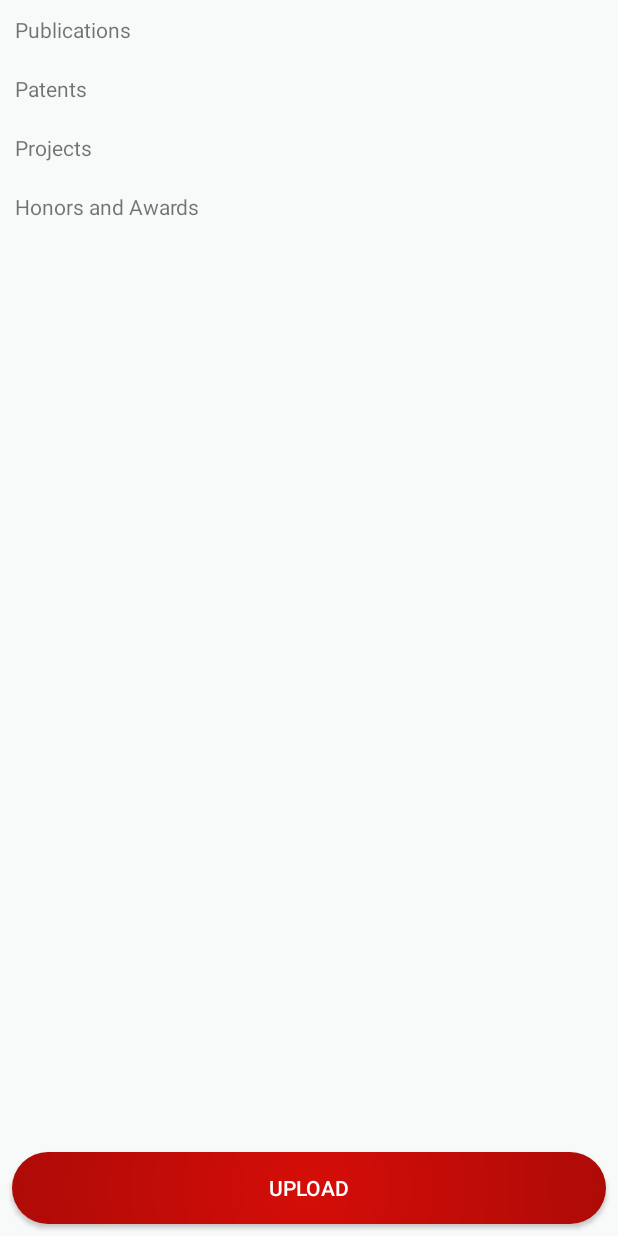
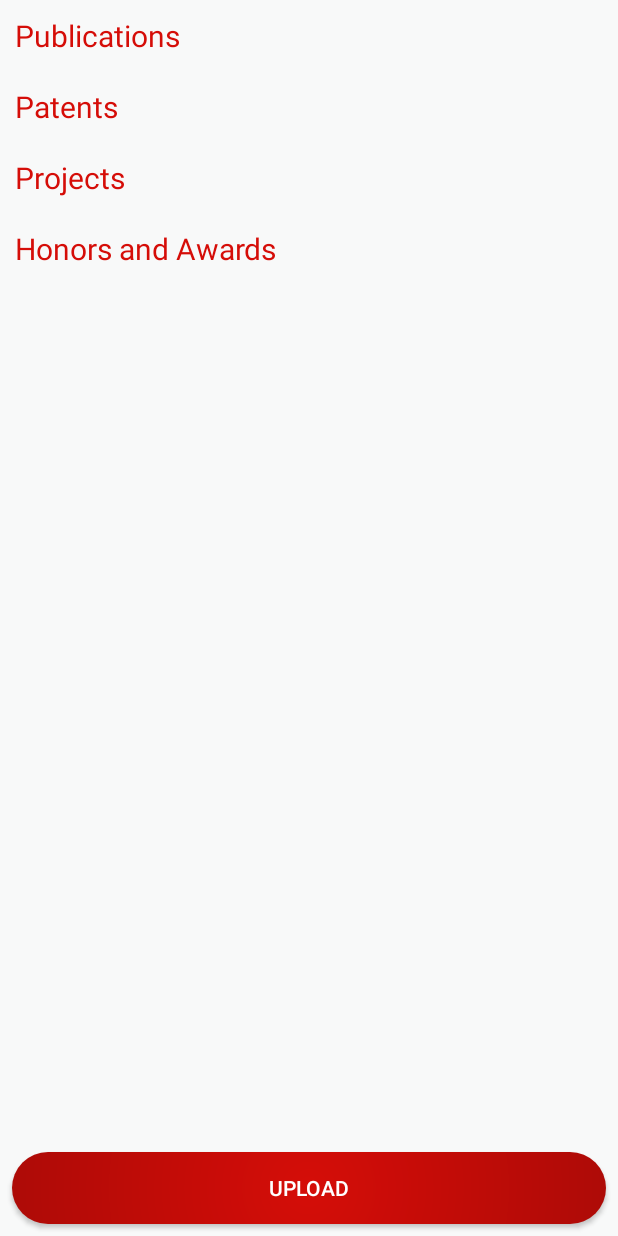
Before and after one commit to rishab247/Teachers-desk, an Android app: the fragment View_fragment shown on its own in the app's theme, on a phone screen of 412 x 824 dp. Run offline under Robolectric (Android 15) with nearby library versions, the phone set to English and light mode, and no system bars; Roboto replaces fonts that are not available here.

Commit message:
Layouts Updated, Verify Request done.

```diff
--- a/app/src/main/java/com/cu/project/APIHelper/Apiget.java
+++ b/app/src/main/java/com/cu/project/APIHelper/Apiget.java
@@ -92,7 +92,6 @@ public class Apiget  extends AsyncTask<String , Void , String[]> {
 
             responses = client.newCall(request).execute();
 
-
             jsonData = responses.body().string();
 
 
--- a/app/src/main/java/com/cu/project/ui/Profiile/profile_fragement.java
+++ b/app/src/main/java/com/cu/project/ui/Profiile/profile_fragement.java
@@ -47,6 +47,7 @@ public class profile_fragement extends Fragment {
         View v;
 
         v =  inflater.inflate(R.layout.fragment_profile_fragement,container,false);
+
 
 
 
--- a/app/src/main/java/com/cu/project/ui/Register/RegisterActivity.java
+++ b/app/src/main/java/com/cu/project/ui/Register/RegisterActivity.java
@@ -168,7 +168,7 @@ public class RegisterActivity extends AppCompatActivity{
                     if (pno.getText().toString().trim().equals("")) {
                         pno.setError("Please enter a Phone number");
                     }
-                    if(pno.getText().toString().trim().length() < 10)
+                    else if(pno.getText().toString().trim().length() < 10)
                     {
                         pno.setError("Phone Number not valid");
                     }
--- a/app/src/main/res/layout/fragment_view_fragment.xml
+++ b/app/src/main/res/layout/fragment_view_fragment.xml
@@ -37,19 +37,32 @@
         android:layout_width="match_parent"
         android:layout_height="wrap_content"
         android:gravity="center_vertical"
+        android:textSize="20sp"
+        android:textColor="@color/colorPrimary"
         android:text="Publications" />
 
     <ListView
         android:id="@+id/listView1"
         android:clickable="true"
         android:divider="#000"
-        android:dividerHeight="1.5dp"
+        android:dividerHeight="1dp"
         android:layout_width="match_parent"
+        android:theme="@style/Widget.AppCompat.ListView.Menu"
         android:layout_height="wrap_content"
         android:layout_marginTop="10dip">
     </ListView>
 
+
     <TextView
+        android:id="@+id/noitems1id"
+        android:layout_width="wrap_content"
+        android:layout_height="wrap_content"
+        android:visibility="gone"
+        android:text="No Items Added"/>
+
+    <TextView
+        android:textSize="20sp"
+        android:textColor="@color/colorPrimary"
         android:layout_width="match_parent"
         android:layout_height="wrap_content"
         android:layout_marginTop="10dip"
@@ -61,11 +74,19 @@
         android:layout_width="match_parent"
         android:layout_height="wrap_content"
         android:divider="#000"
-        android:dividerHeight="1.5dp"
+        android:dividerHeight="1dp"
         android:layout_marginTop="10dip">
     </ListView>
 
     <TextView
+        android:id="@+id/noitems1id1"
+        android:layout_width="wrap_content"
+        android:layout_height="wrap_content"
+        android:visibility="gone"
+        android:text="No Items Added"/>
+    <TextView
+        android:textSize="20sp"
+        android:textColor="@color/colorPrimary"
         android:layout_width="match_parent"
         android:layout_height="wrap_content"
         android:layout_marginTop="10dip"
@@ -77,11 +98,19 @@
         android:layout_width="match_parent"
         android:layout_height="wrap_content"
         android:divider="#000"
-        android:dividerHeight="1.5dp"
+        android:dividerHeight="1dp"
         android:layout_marginTop="10dip">
     </ListView>
+    <TextView
+        android:id="@+id/noitems1id2"
+        android:layout_width="wrap_content"
+        android:layout_height="wrap_content"
+        android:visibility="gone"
+        android:text="No Items Added"/>
 
     <TextView
+        android:textSize="20sp"
+        android:textColor="@color/colorPrimary"
         android:layout_width="match_parent"
         android:layout_height="wrap_content"
         android:layout_marginTop="10dip"
@@ -93,9 +122,16 @@
         android:layout_width="match_parent"
         android:layout_height="wrap_content"
         android:divider="#000"
-        android:dividerHeight="1.5dp"
+        android:dividerHeight="1dp"
         android:layout_marginTop="10dip">
     </ListView>
+
+    <TextView
+        android:id="@+id/noitems1id3"
+        android:layout_width="wrap_content"
+        android:layout_height="wrap_content"
+        android:visibility="gone"
+        android:text="No Items Added"/>
 
 
 
```
Also changed, not shown: app/src/main/java/com/cu/project/APIHelper/ApiPostPub.java (+53 -2 lines), app/src/main/java/com/cu/project/APIHelper/ApiVerify.java (added, +67 -0 lines), app/src/main/java/com/cu/project/APIHelper/ApigetPaper.java (+30 -10 lines), app/src/main/java/com/cu/project/Util/JsonEncoder.java (+7 -10 lines), app/src/main/java/com/cu/project/ui/AddWork/AddPublication.java (+6 -1 lines), app/src/main/java/com/cu/project/ui/Profiile/View_fragment.java (+38 -49 lines), app/src/main/java/com/cu/project/ui/Upload/UploadActivity.java (+11 -7 lines), app/src/main/java/com/cu/project/ui/login/loginActivity.java (+16 -9 lines), app/src/main/res/layout/activity_login.xml (+16 -1 lines), app/src/main/res/layout/activity_profile.xml (+5 -10 lines), app/src/main/res/layout/activity_upload.xml (+4 -4 lines), app/src/main/res/layout/fragment_profile_fragement.xml (+5 -7 lines), app/src/main/res/drawable-xhdpi/verified.png (added), app/src/main/res/drawable/verified.jpg (deleted).
